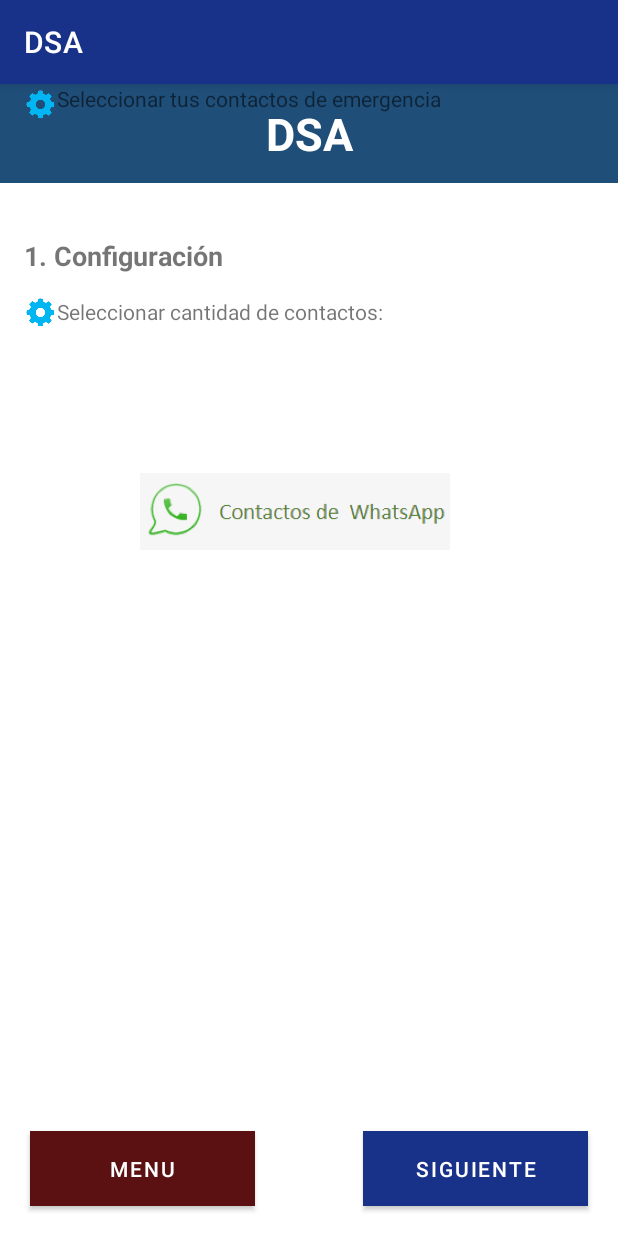
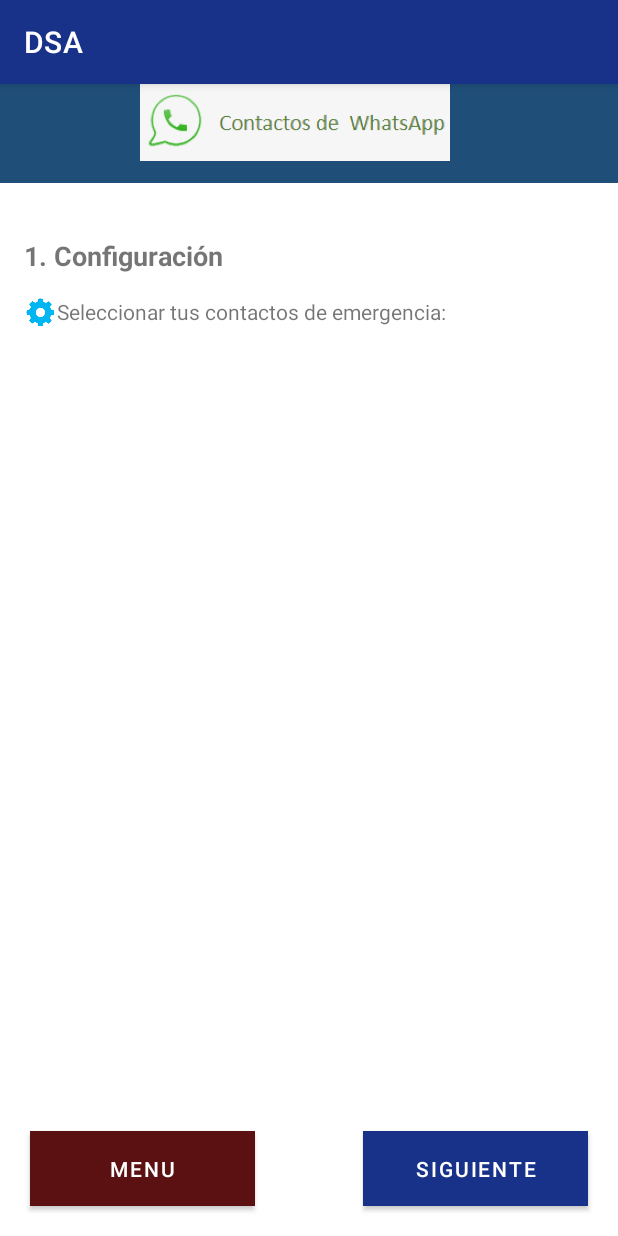
Before and after one commit to karlaVane/DSA, an Android app: the ComoFunciona_1 screen opened directly, with no data from a screen before it, on a phone screen of 412 x 824 dp. Run offline under Robolectric (Android 15) with nearby library versions, the light colour scheme and no system bars.

Commit message:
Update activity_como_funciona_1.xml

```diff
--- a/app/src/main/res/layout/activity_como_funciona_1.xml
+++ b/app/src/main/res/layout/activity_como_funciona_1.xml
@@ -29,7 +29,7 @@
         android:layout_width="wrap_content"
         android:layout_height="wrap_content"
         android:layout_marginTop="15dp"
-        android:text="Seleccionar cantidad de contactos:"
+        android:text="Seleccionar tus contactos de emergencia:"
         app:layout_constraintStart_toEndOf="@+id/imageView2"
         app:layout_constraintTop_toBottomOf="@+id/listaContactos" />
 
@@ -46,15 +46,6 @@
         app:layout_constraintStart_toStartOf="parent"
         app:layout_constraintTop_toBottomOf="@+id/textView2" />
 
-    <TextView
-        android:id="@+id/textView5"
-        android:layout_width="wrap_content"
-        android:layout_height="wrap_content"
-        android:layout_marginTop="13dp"
-        android:text="Seleccionar tus contactos de emergencia"
-        app:layout_constraintStart_toEndOf="@+id/imageView3"
-        app:layout_constraintTop_toBottomOf="@+id/imageView" />
-
     <ImageView
         android:id="@+id/imageView2"
         android:layout_width="22dp"
@@ -64,30 +55,20 @@
         android:layout_marginTop="12dp"
         app:layout_constraintStart_toStartOf="parent"
         app:layout_constraintTop_toBottomOf="@+id/listaContactos"
-        app:srcCompat="@drawable/engranaje" />
+        app:srcCompat="@drawable/engranaje" /><![CDATA[
         app:layout_constraintTop_toBottomOf="@+id/textView4" />
 
-    <ImageView
-        android:id="@+id/imageView3"
-        android:layout_width="22dp"
-        android:layout_height="27dp"
-        android:layout_marginStart="16dp"
-        android:layout_marginLeft="16dp"
-        android:layout_marginTop="10dp"
-        app:layout_constraintStart_toStartOf="parent"
-        app:srcCompat="@drawable/engranaje"
-        tools:ignore="MissingConstraints" />
+    ]]>
 
     <ImageView
         android:id="@+id/imageView4"
         android:layout_width="225dp"
         android:layout_height="51dp"
-        android:layout_marginTop="240dp"
         app:layout_constraintEnd_toEndOf="parent"
         app:layout_constraintHorizontal_bias="0.451"
         app:layout_constraintStart_toStartOf="parent"
-        app:layout_constraintTop_toBottomOf="@+id/textView5"
-        app:srcCompat="@drawable/foto2" />
+        app:srcCompat="@drawable/foto2"
+        tools:layout_editor_absoluteY="259dp" />
 
     <Button
         android:id="@+id/button"
```
